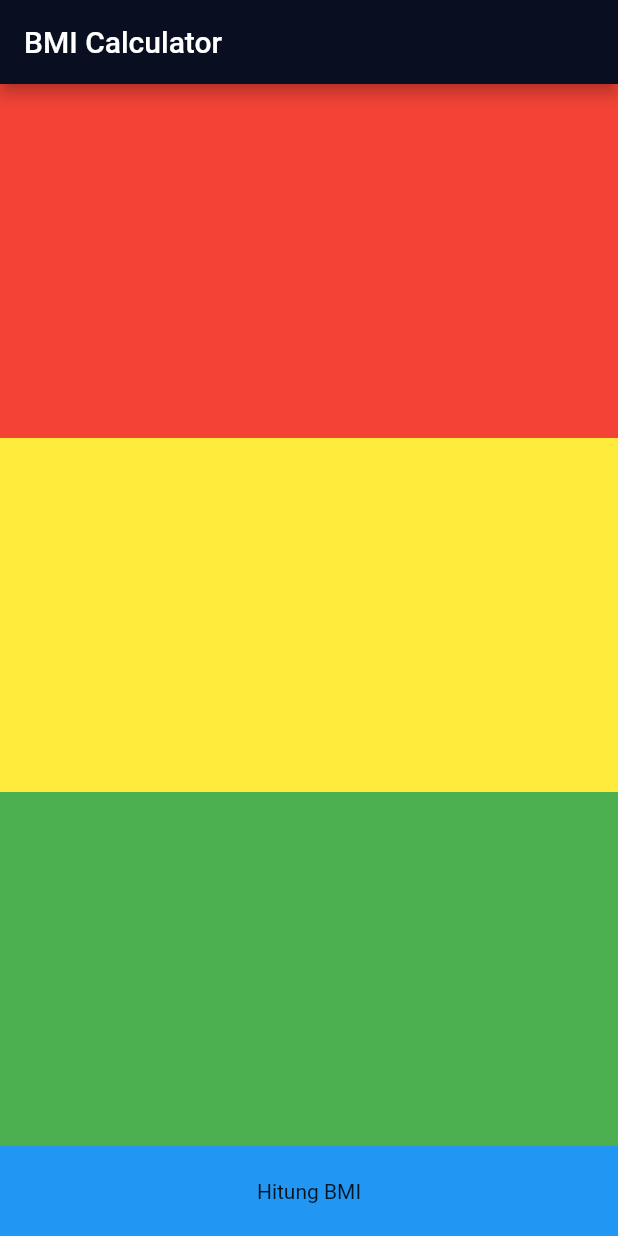
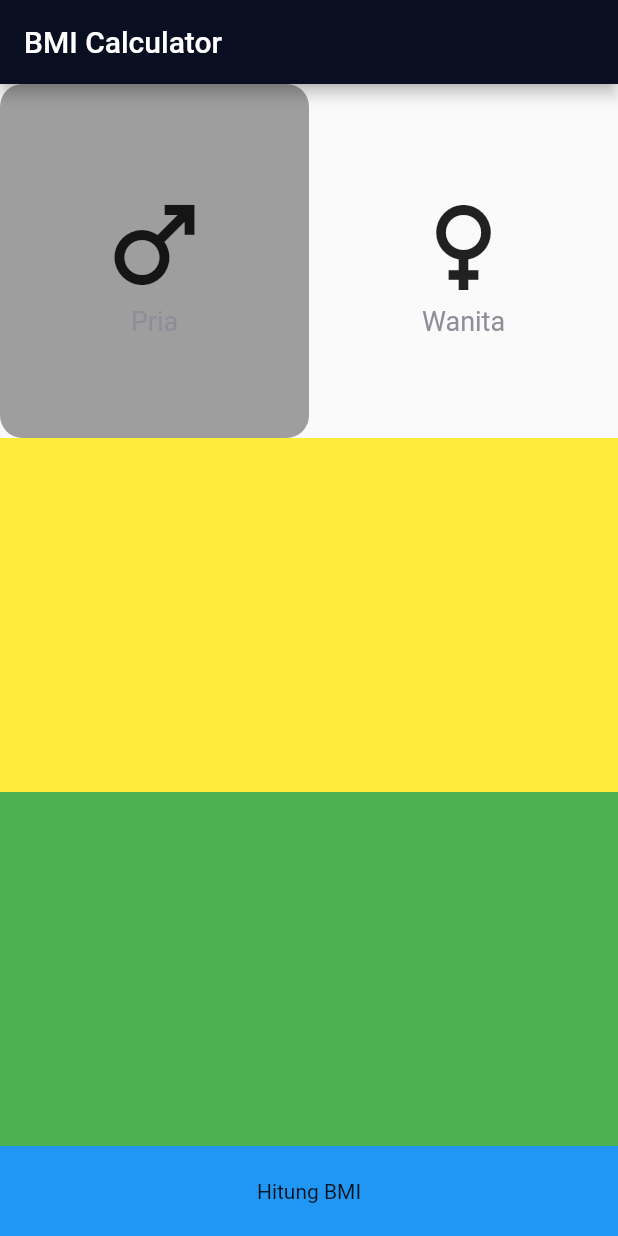
Before and after one commit to ImamHaris/bmiimhar, a Flutter app: the screen it shows after launch, on a phone screen of 412 x 824 dp. Run offline on Flutter 3.47's test engine with Material 2 defaults, Android fonts, the phone set to English and light mode, and no system bars.

Commit message:
komponen data screen gender

```diff
--- a/lib/bmi_data_screen.dart
+++ b/lib/bmi_data_screen.dart
@@ -19,9 +19,54 @@ class _BmiDataScreenState extends State<BmiDataScreen> {
       ),
       body: Column(children: [
         Expanded(
-            child: Container(
-          color: Colors.red,
-        )),
+          child: Container(
+            child: Row(
+              children: [
+                Expanded(
+                  child: Container(
+                    decoration: BoxDecoration(
+                        color: Colors.grey,
+                        borderRadius: BorderRadius.circular(15)),
+                    child: Column(
+                      mainAxisAlignment: MainAxisAlignment.center,
+                      children: const [
+                        Icon(
+                          Icons.male,
+                          size: 80,
+                        ),
+                        Text(
+                          "Pria",
+                          style: TextStyle(
+                            fontSize: 18,
+                            color: Color(0xff8d8e98),
+                          ),
+                        ),
+                      ],
+                    ),
+                  ),
+                ),
+                Expanded(
+                  child: Column(
+                    mainAxisAlignment: MainAxisAlignment.center,
+                    children: const [
+                      Icon(
+                        Icons.female,
+                        size: 80,
+                      ),
+                      Text(
+                        "Wanita",
+                        style: TextStyle(
+                          fontSize: 18,
+                          color: Color(0xff8d8e98),
+                        ),
+                      ),
+                    ],
+                  ),
+                )
+              ],
+            ),
+          ),
+        ),
         Expanded(
             child: Container(
           color: Colors.yellow,
```
